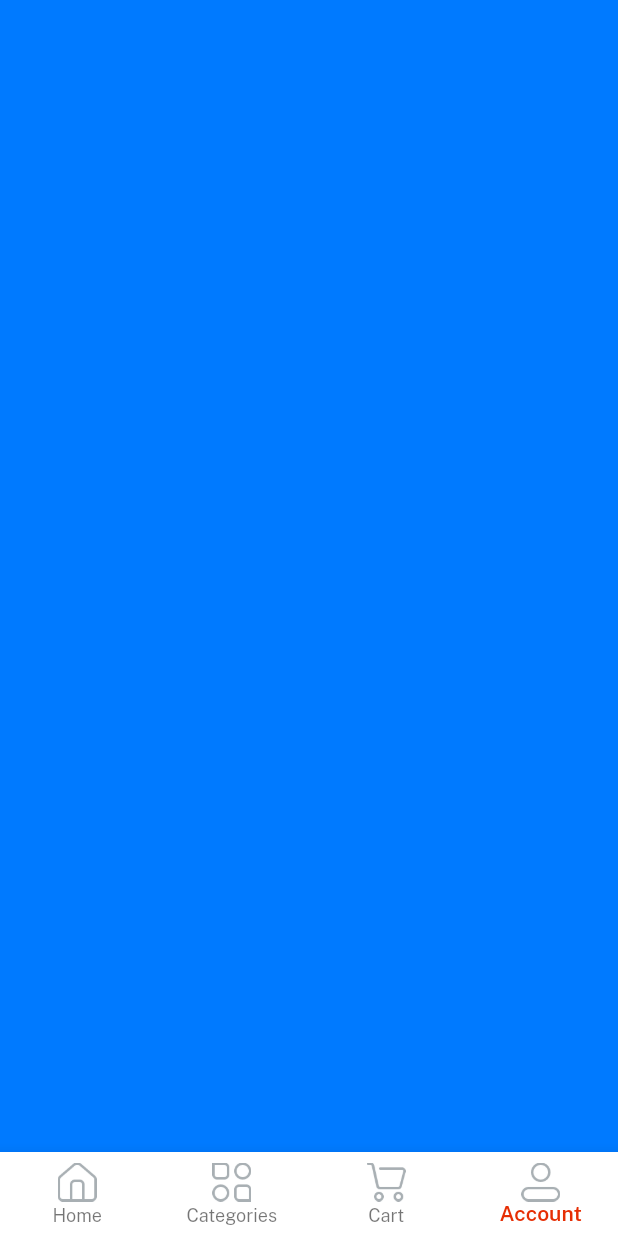
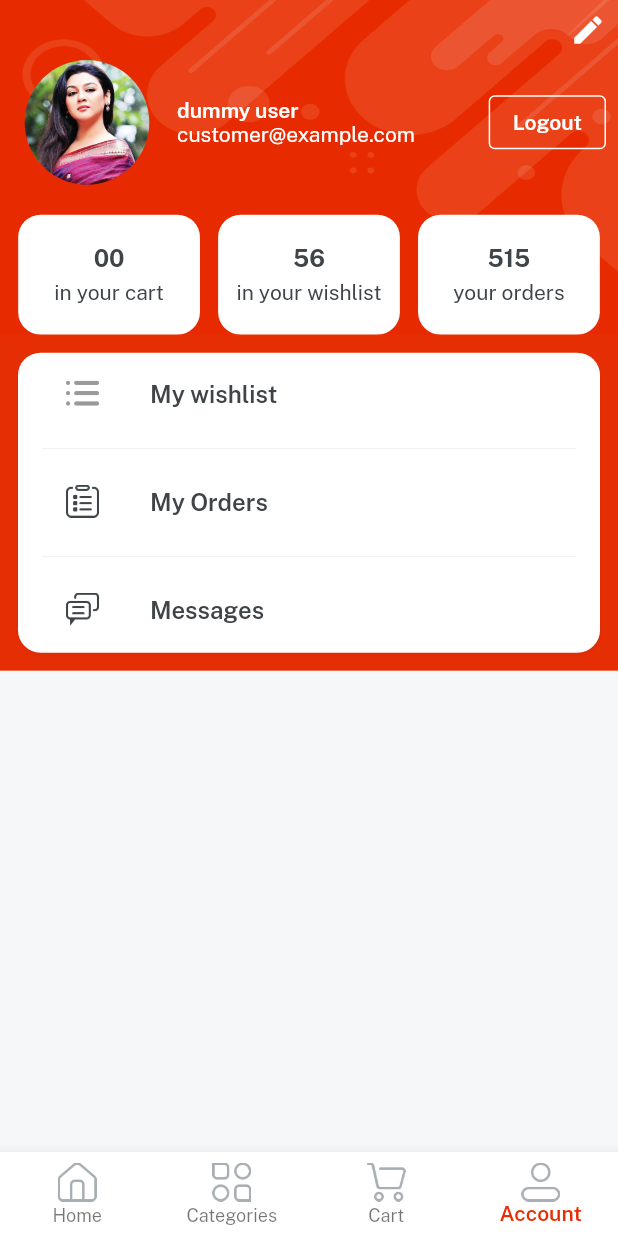
Before and after one commit to AbhishekSahgal/eMart, a Flutter app: the Home screen opened directly, item 4 of the bottom bar chosen, on a phone screen of 412 x 824 dp. Run offline on Flutter 3.47's test engine with Material 2 defaults, Android fonts, the phone set to English and light mode, and no system bars; our stand-ins replace get, velocity_x.

Commit message:
22/09/2023

```diff
--- a/lib/consts/lists.dart
+++ b/lib/consts/lists.dart
@@ -20,3 +20,6 @@ const categoriesList = [womendress,menClothingFashion,compAccess,autoMobile,kidT
 const categoriesImg = [imgFc1,imgFc2,imgFc3,imgFc4,imgFc5,imgFc6,imgFc7,imgFc8,imgFc9,];
 
 const itemDeatilsButtonList = [video,reviews,privacyPolicy,returnPolicy,supportPolicy,];
+
+const profileButtonList = [wishlist,orders,message];
+const profileButtonIcon = [icOrder,icOrders,icMessages];
--- a/lib/consts/strings.dart
+++ b/lib/consts/strings.dart
@@ -42,7 +42,7 @@ const searchanything = "Search anything...",
 // category Strings
 
 const womenclothing = "Women Clothing",
-    menClothingFashion =" Men Clothing & Feshion",
+    menClothingFashion = " Men Clothing & Feshion",
     compAccess = "Computer & Accessories",
     autoMobile = "Automobile",
     kidToys = "Kids & Toys",
@@ -53,4 +53,15 @@ const womenclothing = "Women Clothing",
 
 //Items detail strings
 const video = "Video",
-    reviews = "Reviews", sellerPolicy = "Seller Policy", returnPolicy = "Return Policy", supportPolicy = "Support policy", productmaylike =" Product you may also like";
+    reviews = "Reviews",
+    sellerPolicy = "Seller Policy",
+    returnPolicy = "Return Policy",
+    supportPolicy = "Support policy",
+    productmaylike = " Product you may also like";
+
+
+// profile strigs
+
+const  wishlist = "My wishlist",
+    orders = "My Orders",
+    message = "Messages";
--- a/lib/views/cart/cart_screen.dart
+++ b/lib/views/cart_screen/cart_screen.dart
@@ -1,3 +1,4 @@
+import 'package:emart_app/consts/consts.dart';
 import 'package:flutter/cupertino.dart';
 
 class CartScreen extends StatelessWidget {
@@ -6,7 +7,8 @@ class CartScreen extends StatelessWidget {
   @override
   Widget build(BuildContext context) {
     return Container(
-      color: CupertinoColors.activeOrange,
+      color: CupertinoColors.white,
+      child: "Cart is empty".text.fontFamily(semibold).color(darkFontGrey).makeCentered(),
     );
   }
 }
--- a/lib/views/home_screen/home.dart
+++ b/lib/views/home_screen/home.dart
@@ -1,6 +1,6 @@
 import 'package:emart_app/consts/consts.dart';
 import 'package:emart_app/controller/home_screen_controller.dart';
-import 'package:emart_app/views/cart/cart_screen.dart';
+import 'package:emart_app/views/cart_screen/cart_screen.dart';
 import 'package:emart_app/views/home_screen/home_screen.dart';
 import 'package:emart_app/views/profile/profile_screen.dart';
 import 'package:flutter/material.dart';
--- /dev/null
+++ b/lib/views/profile/components/details_card.dart
@@ -0,0 +1,21 @@
+import 'package:emart_app/consts/consts.dart';
+import 'package:flutter/cupertino.dart';
+
+class DetailsCard extends StatelessWidget {
+  final width;
+  final String count;
+  final String title;
+  const DetailsCard({super.key, required this.width, required this.count, required this.title});
+
+  @override
+  Widget build(BuildContext context) {
+    return Column(
+      mainAxisAlignment: MainAxisAlignment.center,
+      children: [
+        count.text.fontFamily(bold).color(darkFontGrey).size(16).make(),
+        5.heightBox,
+        title.text.color(darkFontGrey).make(),
+      ],
+    ).box.rounded.white.width(width).height(80).padding(EdgeInsets.all(4)).make();
+  }
+}
--- a/lib/views/profile/profile_screen.dart
+++ b/lib/views/profile/profile_screen.dart
@@ -1,12 +1,103 @@
+import 'package:emart_app/consts/consts.dart';
+import 'package:emart_app/consts/lists.dart';
+import 'package:emart_app/views/profile/components/details_card.dart';
+import 'package:emart_app/widgets_common/bg_widget.dart';
 import 'package:flutter/cupertino.dart';
+import 'package:flutter/material.dart';
 
 class ProfileScreen extends StatelessWidget {
   const ProfileScreen({super.key});
 
   @override
   Widget build(BuildContext context) {
-    return  Container(
-      color: CupertinoColors.activeBlue,
-    );
+    return bgWidget(Scaffold(
+      body: SafeArea(
+          child: Column(
+            children: [
+              // edit profile button
+              Padding(
+                padding: const EdgeInsets.all(8.0),
+                child: Align(
+                    alignment: Alignment.topRight,
+                    child: Icon(
+                      Icons.edit,
+                      color: whiteColor,
+                    )).onTap(() {}),
+              ),
+
+              // user deatil section
+              Padding(
+                padding: const EdgeInsets.symmetric(horizontal: 8),
+                child: Row(
+                  children: [
+                    Image.asset(
+                      imgProfile2,
+                      width: 100,
+                      fit: BoxFit.cover,
+                    ).box.roundedFull.clip(Clip.antiAlias).make(),
+                    10.widthBox,
+                    Expanded(
+                      child: Column(
+                        crossAxisAlignment: CrossAxisAlignment.start,
+                        children: [
+                          "dummy user"
+                              .text
+                              .fontFamily(semibold)
+                              .color(whiteColor)
+                              .make(),
+                          "customer@example.com".text.white.make(),
+                        ],
+                      ),
+                    ),
+                    OutlinedButton(
+                        style: OutlinedButton.styleFrom(
+                            side: BorderSide(
+                          color: whiteColor,
+                        )),
+                        onPressed: () {},
+                        child: "Logout".text.fontFamily(semibold).white.make())
+                  ],
+                ),
+              ),
+              20.heightBox,
+              Row(
+                mainAxisAlignment: MainAxisAlignment.spaceEvenly,
+                children: [
+                  DetailsCard(
+                    width: context.screenWidth / 3.4,
+                    count: "00",
+                    title: "in your cart",
+                  ),
+                  DetailsCard(
+                    width: context.screenWidth / 3.4,
+                    count: "56",
+                    title: "in your wishlist",
+                  ),
+                  DetailsCard(
+                    width: context.screenWidth / 3.4,
+                    count: "515",
+                    title: "your orders",
+                  ),
+                ],
+              ),
+
+              // Buttons Section
+              // 35.heightBox,
+              ListView.separated(
+                shrinkWrap: true,  // columen ke andar the tabhi isko true karna padta hai
+                separatorBuilder: (context, index) {
+                  return Divider(color: lightGrey,);
+                },
+                itemCount: profileButtonList.length,
+                itemBuilder: (context, index) {
+                  return ListTile(
+                    leading: Image.asset(profileButtonIcon[index], width: 22,),
+                    title: "${profileButtonList[index]}".text.fontFamily(semibold).color(darkFontGrey).make(),
+                  );
+                },
+              ).box.rounded.white.margin(EdgeInsets.all(12)).padding(EdgeInsets.symmetric(horizontal: 16)).shadowSm.make().box.color(redColor).make(),
+            ],
+          )),
+    ));
   }
 }
```
